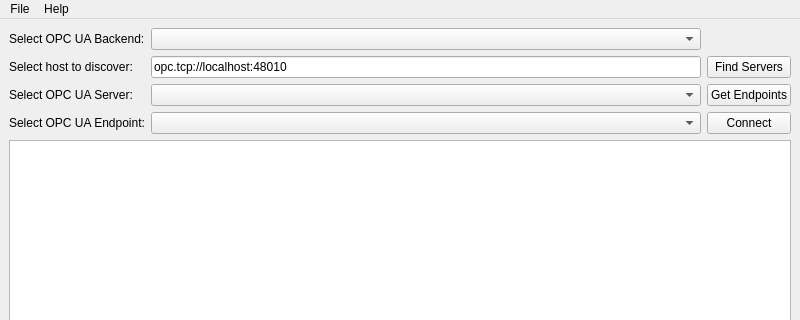
Qt form examples/opcua/opcuaviewer/mainwindow.ui (qt/qtopcua) before a commit; both pictures show x 0 to 800 and y 0 to 320 of the 800 by 600 pixel window.
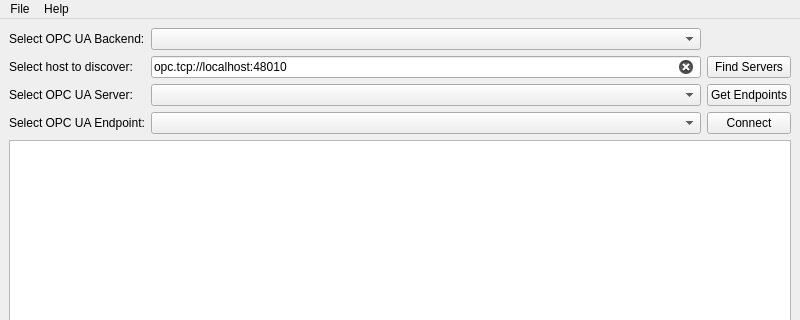
The same form after that commit.

Commit message:
Viewer example: Further UI polish
Wire the host line edit to the find button and enable the clear button.

```diff
--- a/examples/opcua/opcuaviewer/mainwindow.ui
+++ b/examples/opcua/opcuaviewer/mainwindow.ui
@@ -71,6 +71,9 @@
           <property name="text">
            <string>opc.tcp://localhost:48010</string>
           </property>
+          <property name="clearButtonEnabled">
+           <bool>true</bool>
+          </property>
          </widget>
         </item>
         <item row="0" column="1">
```
The commit also changes 1 other file.
